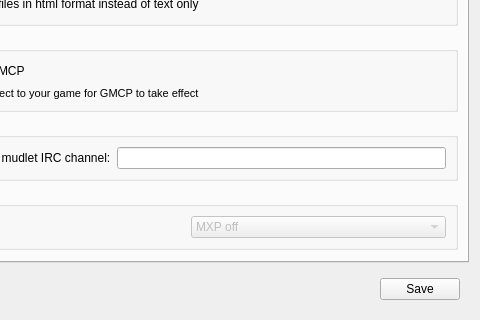
Above: src/ui/profile_preferences.ui from Mudlet/Mudlet before the change; both pictures show x 105 to 585 and y 324 to 644 of the 585 by 644 pixel window. Below: the same form after it.
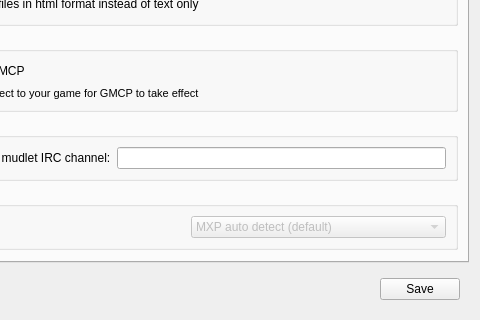
That is the form after the change. Icons and pictures are not drawn.

Diff of the .ui file:
```diff
--- a/src/ui/profile_preferences.ui
+++ b/src/ui/profile_preferences.ui
@@ -247,11 +247,6 @@
           </item>
           <item>
            <widget class="QComboBox" name="mMXPMode">
-            <item>
-             <property name="text">
-              <string>MXP off</string>
-             </property>
-            </item>
             <item>
              <property name="text">
               <string>MXP auto detect (default)</string>
```
Left out of the diff: 4 changed lines with no effect on the pictures.
